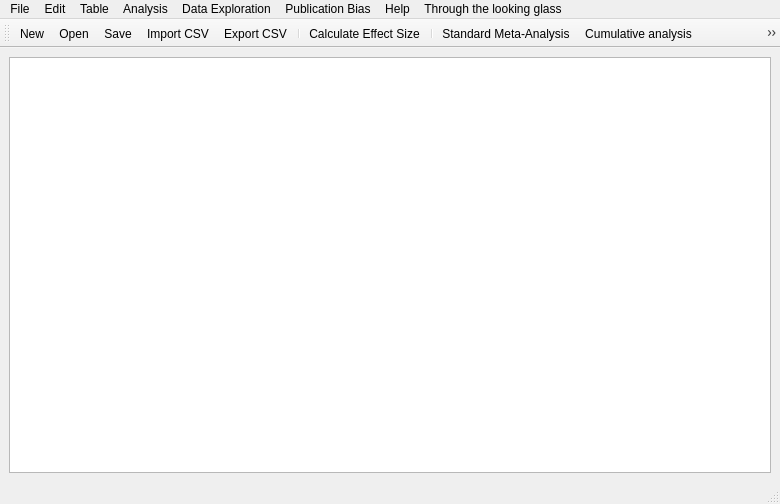
The window that main_window.ui (gdietz/OpenMEE) describes before a commit, drawn with Qt 5.
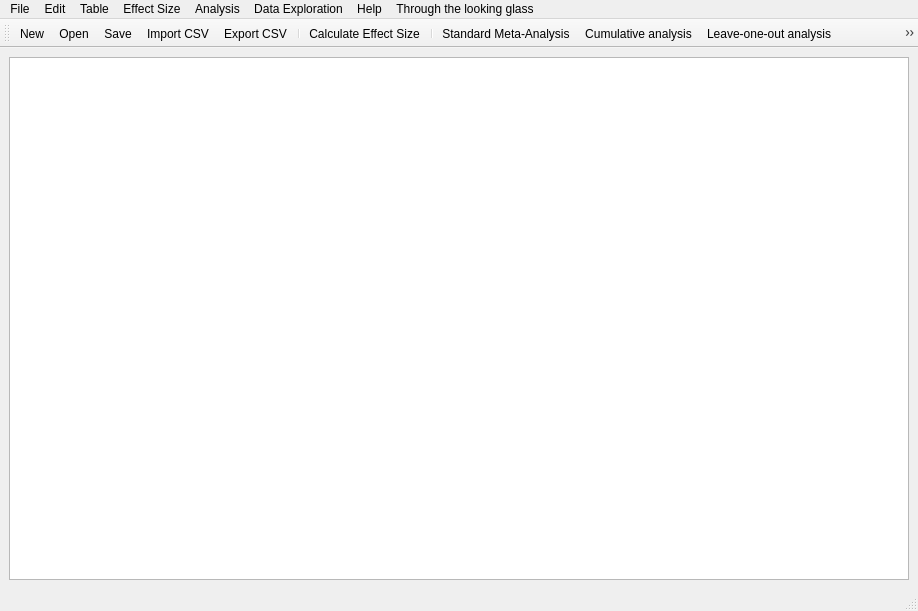
The same window after the commit. Icons and pictures are not drawn.

Commit message: issue #98, issue #97, issue#96

The edit to the form file:
```diff
--- a/main_window.ui
+++ b/main_window.ui
@@ -6,8 +6,8 @@
    <rect>
     <x>0</x>
     <y>0</y>
-    <width>780</width>
-    <height>504</height>
+    <width>918</width>
+    <height>611</height>
    </rect>
   </property>
   <property name="windowTitle">
@@ -29,8 +29,8 @@
     <rect>
      <x>0</x>
      <y>0</y>
-     <width>780</width>
-     <height>21</height>
+     <width>918</width>
+     <height>22</height>
     </rect>
    </property>
    <widget class="QMenu" name="menuFile">
@@ -115,13 +115,6 @@
     </property>
     <addaction name="action_about"/>
    </widget>
-   <widget class="QMenu" name="menuPublication_Bias">
-    <property name="title">
-     <string>Publication Bias</string>
-    </property>
-    <addaction name="actionFail_Safe_N"/>
-    <addaction name="actionFunnel_Plot"/>
-   </widget>
    <widget class="QMenu" name="menuData_Exploration">
     <property name="title">
      <string>Data Exploration</string>
@@ -135,12 +128,19 @@
     </property>
     <addaction name="actionR_log"/>
    </widget>
+   <widget class="QMenu" name="menuEffect_Size">
+    <property name="title">
+     <string>Effect Size</string>
+    </property>
+    <addaction name="actionCalculate_Effect_Size"/>
+    <addaction name="actionTransform_Effect_Size"/>
+   </widget>
    <addaction name="menuFile"/>
    <addaction name="menuEdit"/>
    <addaction name="menuTable"/>
+   <addaction name="menuEffect_Size"/>
    <addaction name="menuAnalysis"/>
    <addaction name="menuData_Exploration"/>
-   <addaction name="menuPublication_Bias"/>
    <addaction name="menuAbout"/>
    <addaction name="menuThrough_the_looking_glass"/>
   </widget>
@@ -168,7 +168,6 @@
    <addaction name="actionLeave_one_out"/>
    <addaction name="actionSubgroup"/>
    <addaction name="actionMeta_Regression"/>
-   <addaction name="actionBootstrapped_Meta_Analysis"/>
    <addaction name="separator"/>
    <addaction name="actionResetAnalysisChoices"/>
   </widget>
```
Left out of the diff: 10 changed lines with no effect on the pictures. The commit also changes 1 other file.
